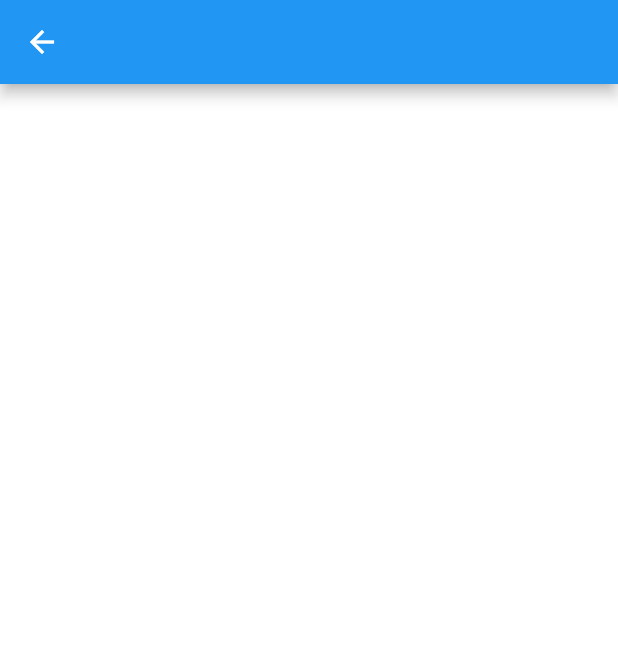
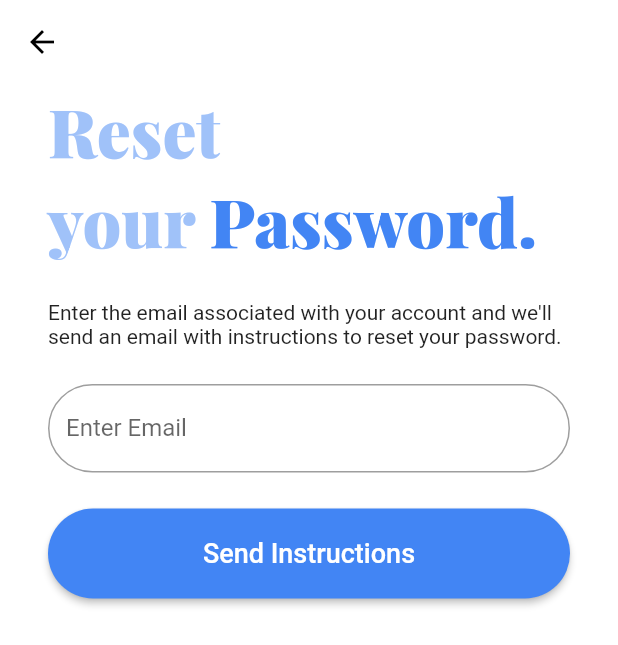
Before and after one commit to OsamaBinNaughty-hub/Road2Faith, a Flutter app: the ForgotPasswordPage screen opened directly, on a phone screen of 412 x 824 dp. Shown: the top 645 px of the screen. Run offline on Flutter 3.47's test engine with Material 2 defaults, Android fonts, the phone set to English and light mode, and no system bars; our stand-ins replace get_it.

Commit message:
Landing Page improvements

```diff
--- a/lib/view/page/forgot_password_page.dart
+++ b/lib/view/page/forgot_password_page.dart
@@ -2,6 +2,9 @@ import 'package:flutter/material.dart';
 import 'package:flutter/services.dart';
 import 'package:road_2_faith/controller/page/landing_page_controller.dart';
 import 'package:road_2_faith/view/widget/base_view.dart';
+import 'package:road_2_faith/view/widget/landing_big_button.dart';
+import 'package:road_2_faith/view/widget/landing_text_field.dart';
+import 'package:road_2_faith/view/widget/landing_title.dart';
 
 class ForgotPasswordPage extends StatefulWidget {
   @override
@@ -17,7 +20,14 @@ class _ForgotPasswordPageState extends State<ForgotPasswordPage> {
       },
       builder: (context, controller, child){
         return Scaffold(
-          appBar: AppBar(),
+          appBar: AppBar(
+            automaticallyImplyLeading: true,
+            elevation: 0.0,
+            iconTheme: IconThemeData(
+              color: Colors.black,
+            ),
+            backgroundColor: Colors.white,
+          ),
           body: AnnotatedRegion<SystemUiOverlayStyle>(
             value: SystemUiOverlayStyle.light,
             child: GestureDetector(
@@ -35,14 +45,45 @@ class _ForgotPasswordPageState extends State<ForgotPasswordPage> {
                     height: double.infinity,
                     child: SingleChildScrollView(
                       physics: AlwaysScrollableScrollPhysics(),
-                      padding: EdgeInsets.fromLTRB(0, 15.0, 0, 30.0),
+                      padding: EdgeInsets.fromLTRB(0, 0, 0, 30.0),
                       child: Padding(
-                        padding: const EdgeInsets.fromLTRB(32, 64, 32, 16),
+                        padding: const EdgeInsets.fromLTRB(32, 0, 32, 16),
                         child: Column(
                           mainAxisAlignment: MainAxisAlignment.center,
                           crossAxisAlignment: CrossAxisAlignment.center,
                           children: [
-
+                            Column(
+                              crossAxisAlignment: CrossAxisAlignment.start,
+                              children: [
+                                LandingTitle(
+                                  first: "Reset",
+                                  second: "your",
+                                  third: "Password",
+                                  fontFamily: "Playfair",
+                                  fontSize: 45.0,
+                                  color: "4285F4",
+                                ),
+                                SizedBox(height: 24.0,),
+                                Container(
+                                  width: 350,
+                                  child: Text(
+                                    "Enter the email associated with your account and we'll send an email with instructions to reset your password."
+                                  ),
+                                ),
+                                SizedBox(height: 24.0,),
+                                LandingTextField(
+                                  labelText: "Enter Email",
+                                  validatorText: "Email cannot be empty.",
+                                  keyBoardType: TextInputType.emailAddress,
+                                ),
+                                SizedBox(height: 24.0,),
+                                LandingBigButton(
+                                  title: "Send Instructions",
+                                  //TODO: Send email with instructions + temporary widget screen??
+                                  onPressed: (){},
+                                ),
+                              ],
+                            ),
                           ],
                         ),
                       ),
--- /dev/null
+++ b/lib/view/widget/landing_big_button.dart
@@ -0,0 +1,38 @@
+import 'package:flutter/material.dart';
+
+class LandingBigButton extends StatefulWidget {
+  const LandingBigButton({
+    this.title,
+    this.onPressed,
+  });
+
+  final String title;
+  final Function onPressed;
+
+  @override
+  _LandingBigButtonState createState() => _LandingBigButtonState();
+}
+
+class _LandingBigButtonState extends State<LandingBigButton> {
+  @override
+  Widget build(BuildContext context) {
+    return ButtonTheme(
+      minWidth: double.infinity,
+      height: 60.0,
+      child: RaisedButton(
+        onPressed: widget.onPressed,
+        color: Color(0xff4285F4),
+        shape: RoundedRectangleBorder(
+          borderRadius: BorderRadius.circular(30.0),
+        ),
+        child: Text(
+          widget.title,
+          style: TextStyle(
+            color: Colors.white,
+            fontSize: 18.0,
+          ),
+        ),
+      ),
+    );
+  }
+}
--- /dev/null
+++ b/lib/view/widget/landing_text_field.dart
@@ -0,0 +1,43 @@
+import 'package:flutter/material.dart';
+
+class LandingTextField extends StatefulWidget {
+  const LandingTextField({
+    this.labelText,
+    this.validatorText,
+    this.keyBoardType,
+    this.textEditingController,
+  });
+
+  final String labelText;
+  final String validatorText;
+  final TextInputType keyBoardType;
+  final TextEditingController textEditingController;
+
+  @override
+  _LandingTextFieldState createState() => _LandingTextFieldState();
+}
+
+class _LandingTextFieldState extends State<LandingTextField> {
+  @override
+  Widget build(BuildContext context) {
+    return TextFormField(
+      decoration: InputDecoration(
+          labelText: widget.labelText,
+          fillColor: Colors.white,
+          border: OutlineInputBorder(
+            borderRadius: BorderRadius.circular(30.0),
+            borderSide: BorderSide(),
+          )
+      ),
+      validator: (val){
+        if(val.length == 0){
+          return widget.validatorText;
+        } else {
+          return null;
+        }
+      },
+      keyboardType: widget.keyBoardType,
+      controller: widget.textEditingController,
+    );
+  }
+}
```
Also changed, not shown: lib/view/page/landing_page.dart (+85 -221 lines), lib/view/widget/checkbox_with_text.dart (added, +78 -0 lines), lib/view/widget/landing_bottom_text.dart (added, +60 -0 lines), lib/view/widget/landing_password_field.dart (added, +59 -0 lines), lib/view/widget/landing_title.dart (renamed from lib/view/widget/title.dart).
